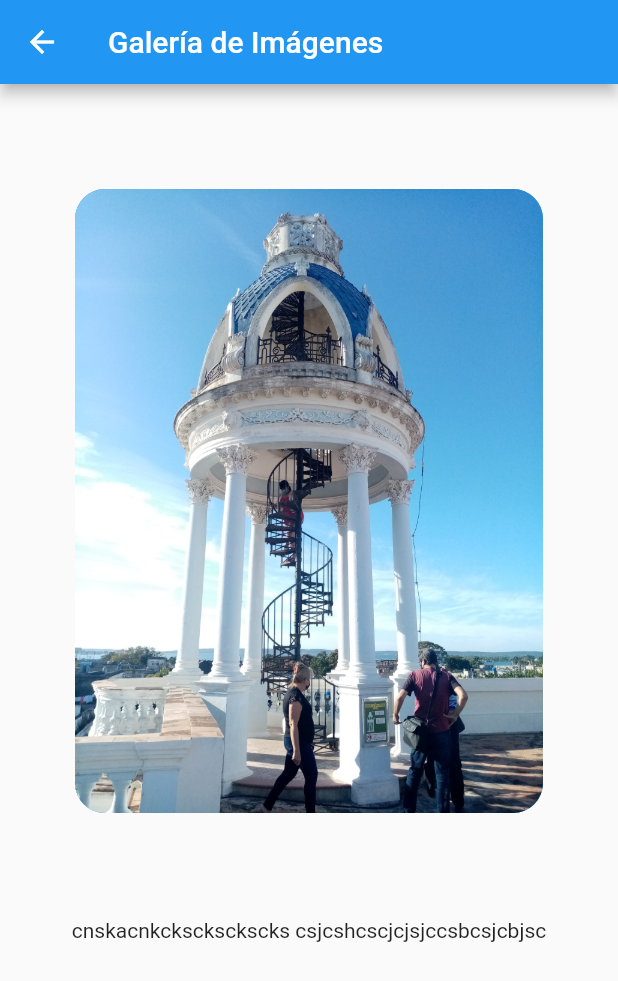
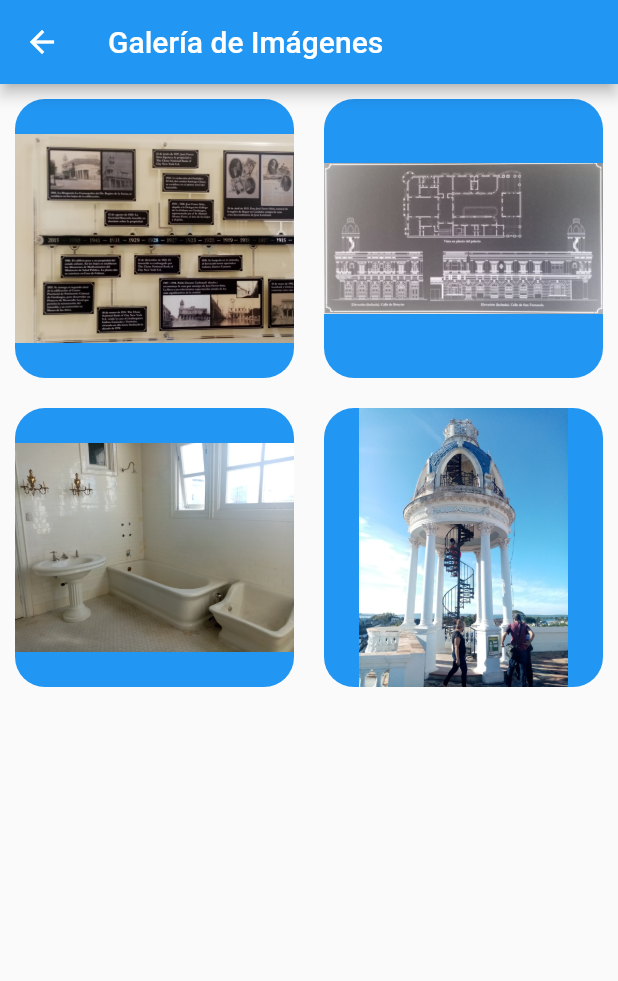
Before and after one commit to alfredoespal97/mapf_apk, a Flutter app: the GaleriaPage screen opened by its route, on a phone screen of 412 x 824 dp. Shown: the top 981 px of the screen. Run offline on Flutter 3.47's test engine with Material 2 defaults, Android fonts, the phone set to English and light mode, and no system bars; our stand-ins replace get, photo_view; missing offline and left inert: panorama, qr_code_scanner.

Commit message:
galeria changes

```diff
--- a/lib/galeria.dart
+++ b/lib/galeria.dart
@@ -1,4 +1,6 @@
 import 'package:flutter/material.dart';
+import 'package:photo_view/photo_view.dart';
+import 'package:photo_view/photo_view_gallery.dart';
 
 class GaleriaPage extends StatefulWidget {
   const GaleriaPage({Key? key}) : super(key: key);
@@ -8,29 +10,56 @@ class GaleriaPage extends StatefulWidget {
 }
 
 class _GaleriaPageState extends State<GaleriaPage> {
+
+  final imageList = [
+    'assets/img1.jpg',
+    'assets/img2.jpg',
+    'assets/img3.jpg',
+    'assets/img4.jpg',
+  ];
+
+  final salasList = [
+    'Recibidor',
+    'Etnografia',
+    'Comedor',
+    'Salón',
+    'Dormitorio',
+    'Atrapasueños',
+    'Baño museable',
+    'Artes Visuales',
+    'Música',
+    'Artesania',
+    'Polivalente',
+    'Corredor',
+    'Área interactiva para débiles visuales',
+    'Acceso a Pergola, Bar, Mirador',
+  ];
+
+
   @override
   Widget build(BuildContext context) {
     return Scaffold(
         appBar: AppBar(title: Text("Galería de Imágenes")),
-        body: Center(
-            child: Column(children: <Widget>[
-          SizedBox(height: 20.0),
-          Container(
-            margin: const EdgeInsets.all(50.0),
-            decoration: BoxDecoration(
-                color: Theme.of(context).primaryColor, borderRadius: BorderRadius.circular(20.0)),
-            //padding: const EdgeInsets.all(10.0),
-            child: ClipRRect(
-                borderRadius: BorderRadius.circular(20.0),
-                child: Image.asset(
-                  'assets/img4.jpg',
-                  fit: BoxFit.fill,
-                )),
+        body: GridView.builder(
+          physics: NeverScrollableScrollPhysics(),
+          shrinkWrap: true,
+          scrollDirection: Axis.vertical,
+          gridDelegate: SliverGridDelegateWithFixedCrossAxisCount(
+            crossAxisCount: 2,
           ),
-          SizedBox(height: 20.0),
-          Text('cnskacnkckscksckscks '
-              'csjcshcscjcjsjc'
-              'csbcsjcbjsc')
-        ])));
+          itemCount: imageList.length,
+          itemBuilder: (context, index) {
+            return Container(
+              decoration: BoxDecoration(
+                  color: Colors.blue,
+                  borderRadius: BorderRadius.all(Radius.circular(20))
+              ),
+              margin: EdgeInsets.all(10),
+              child: Image.asset(imageList[index]),
+                //Text(salasList.elementAt(index)
+            );
+          },
+        )
+    );
   }
 }
--- a/lib/main.dart
+++ b/lib/main.dart
@@ -6,6 +6,13 @@ import 'informacion.dart';
 import 'mapa.dart';
 import 'scanner.dart';
 import 'virtual.dart';
+
+final List<String> imageList = [
+  'assets/img1.jpg',
+  'assets/img2.jpg',
+  'assets/img3.jpg',
+  'assets/img4.jpg',
+];
 
 void main() {
   runApp(const MyApp());
--- a/lib/mapa.dart
+++ b/lib/mapa.dart
@@ -2,7 +2,6 @@ import 'package:flutter/material.dart';
 import 'package:panorama/panorama.dart';
 import 'dart:io';
 import 'package:flutter/material.dart';
-
 import 'virtual.dart';
 //import 'package:cached_network_image/cached_network_image.dart';
 
--- a/lib/virtual.dart
+++ b/lib/virtual.dart
@@ -72,7 +72,7 @@ class _VirtualPageState extends State<VirtualPage> {
              widget: hotspotButton(icon: Icons.remove_red_eye, onPressed: () {}),
            ),
          ],
-         child: Image.asset('assets/panorama2.jpg'),
+         child: Image.asset('assets/panorama3.jpg'),
        ),
       floatingActionButton: FloatingActionButton(
           child: Icon(Icons.map),
--- a/pubspec.yaml
+++ b/pubspec.yaml
@@ -37,6 +37,8 @@ dependencies:
   panorama: ^0.4.1
   qr_code_scanner: ^0.6.1
   get: ^4.6.1
+  photo_view: ^0.13.0
+  carousel_slider: ^4.0.0
 
 dev_dependencies:
   flutter_test:
```
Also changed, not shown: lib/home.dart (+4 -95 lines), lib/image_view.dart (added, +43 -0 lines), assets/panorama3.jpg (added), pubspec.lock.
